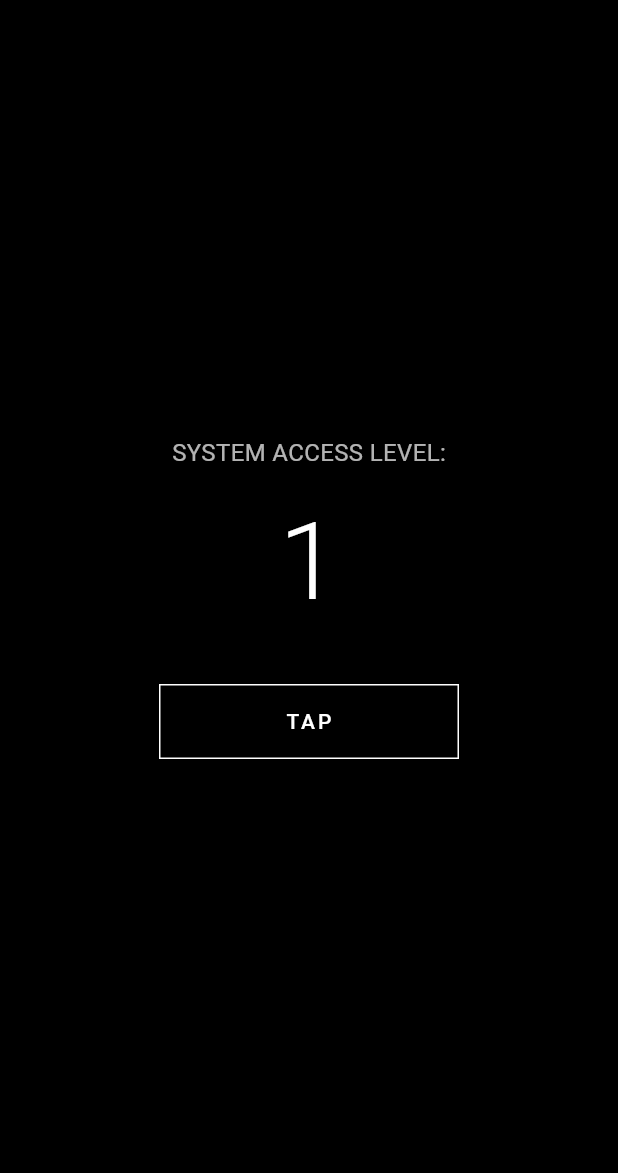
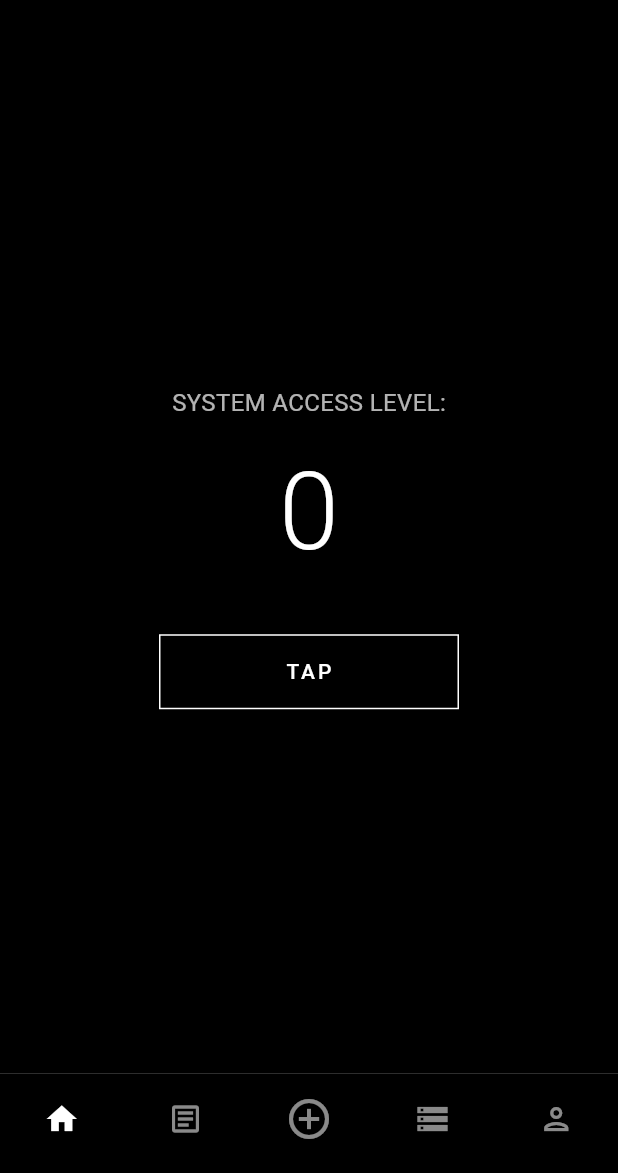
Before and after one commit to festW099/AFEM, a Flutter app: the screen it shows after launch, after a tap on "TAP", on a phone screen of 412 x 824 dp, the part 63-1236 px from its top. Run offline on Flutter 3.47's test engine with Material 3 defaults, Android fonts, the phone set to English and light mode, and no system bars.

Commit message:
add simple bar

```diff
--- /dev/null
+++ b/lib/home.dart
@@ -0,0 +1,51 @@
+import 'package:flutter/material.dart';
+
+class HomeScreen extends StatelessWidget {
+  const HomeScreen({super.key});
+
+  @override
+  Widget build(BuildContext context) {
+    return Center(
+      child: Column(
+        mainAxisAlignment: MainAxisAlignment.center,
+        children: <Widget>[
+          const Text(
+            'SYSTEM ACCESS LEVEL:',
+            style: TextStyle(color: Colors.white70, fontSize: 16),
+          ),
+          const SizedBox(height: 10),
+          Text(
+            '0',
+            style: const TextStyle(
+              color: Colors.white,
+              fontSize: 72,
+              fontWeight: FontWeight.w300,
+            ),
+          ),
+          const SizedBox(height: 30),
+          SizedBox(
+            width: 200,
+            child: ElevatedButton(
+              onPressed: () {},
+              style: ElevatedButton.styleFrom(
+                backgroundColor: Colors.transparent,
+                side: const BorderSide(color: Colors.white, width: 1),
+                shape: RoundedRectangleBorder(
+                  borderRadius: BorderRadius.circular(0),
+                ),
+                padding: const EdgeInsets.symmetric(vertical: 15),
+              ),
+              child: const Text(
+                'TAP',
+                style: TextStyle(
+                  color: Colors.white,
+                  letterSpacing: 2,
+                ),
+              ),
+            ),
+          ),
+        ],
+      ),
+    );
+  }
+}
--- a/lib/loading.dart
+++ b/lib/loading.dart
@@ -99,7 +99,7 @@ class _SplashScreenState extends State<SplashScreen>
             ),
           ),
 
-          // Хакерская сетка
+          // Cетка
           Positioned.fill(
             child: AnimatedBuilder(
               animation: _controller,
--- a/lib/main.dart
+++ b/lib/main.dart
@@ -1,5 +1,10 @@
 import 'package:flutter/material.dart';
 import 'loading.dart';
+import 'home.dart';
+import 'news.dart';
+import 'add.dart';
+import 'base.dart';
+import 'profile.dart';
 
 void main() {
   runApp(const MyApp());
@@ -21,28 +26,30 @@ class MyApp extends StatelessWidget {
       ),
       home: const SplashScreen(),
       routes: {
-        '/home': (context) => const MyHomePage(title: 'dDNA CORE'),
+        '/home': (context) => const MainScreen(title: 'dDNA CORE'),
       },
     );
   }
 }
 
-class MyHomePage extends StatefulWidget {
-  const MyHomePage({super.key, required this.title});
+class MainScreen extends StatefulWidget {
+  const MainScreen({super.key, required this.title});
   final String title;
 
   @override
-  State<MyHomePage> createState() => _MyHomePageState();
+  State<MainScreen> createState() => _MainScreenState();
 }
 
-class _MyHomePageState extends State<MyHomePage> {
-  int _counter = 0;
+class _MainScreenState extends State<MainScreen> {
+  int _currentIndex = 0;
 
-  void _incrementCounter() {
-    setState(() {
-      _counter++;
-    });
-  }
+  final List<Widget> _screens = [
+    const HomeScreen(),
+    const NewsScreen(),
+    const AddScreen(),
+    const DatabaseScreen(),
+    const ProfileScreen(),
+  ];
 
   @override
   Widget build(BuildContext context) {
@@ -60,44 +67,45 @@ class _MyHomePageState extends State<MyHomePage> {
         ),
         iconTheme: const IconThemeData(color: Colors.white),
       ),
-      body: Center(
-        child: Column(
-          mainAxisAlignment: MainAxisAlignment.center,
-          children: <Widget>[
-            const Text(
-              'SYSTEM ACCESS LEVEL:',
-              style: TextStyle(color: Colors.white70, fontSize: 16),
+      body: _screens[_currentIndex],
+      bottomNavigationBar: Container(
+        decoration: const BoxDecoration(
+          border: Border(top: BorderSide(color: Colors.white24, width: 0.5)),
+        ),
+        child: BottomNavigationBar(
+          currentIndex: _currentIndex,
+          onTap: (index) => setState(() => _currentIndex = index),
+          type: BottomNavigationBarType.fixed,
+          backgroundColor: Colors.black,
+          selectedItemColor: Colors.white,
+          unselectedItemColor: Colors.white54,
+          showSelectedLabels: false,
+          showUnselectedLabels: false,
+          items: const [
+            BottomNavigationBarItem(
+              icon: Icon(Icons.home_outlined),
+              activeIcon: Icon(Icons.home),
+              label: 'Home',
             ),
-            const SizedBox(height: 10),
-            Text(
-              '$_counter',
-              style: const TextStyle(
-                color: Colors.white,
-                fontSize: 72,
-                fontWeight: FontWeight.w300,
-              ),
+            BottomNavigationBarItem(
+              icon: Icon(Icons.article_outlined),
+              activeIcon: Icon(Icons.article),
+              label: 'News',
             ),
-            const SizedBox(height: 30),
-            SizedBox(
-              width: 200,
-              child: ElevatedButton(
-                onPressed: _incrementCounter,
-                style: ElevatedButton.styleFrom(
-                  backgroundColor: Colors.transparent,
-                  side: const BorderSide(color: Colors.white, width: 1),
-                  shape: RoundedRectangleBorder(
-                    borderRadius: BorderRadius.circular(0),
-                  ),
-                  padding: const EdgeInsets.symmetric(vertical: 15),
-                ),
-                child: const Text(
-                  'TAP',
-                  style: TextStyle(
-                    color: Colors.white,
-                    letterSpacing: 2,
-                  ),
-                ),
-              ),
+            BottomNavigationBarItem(
+              icon: Icon(Icons.add_circle_outline, size: 32),
+              activeIcon: Icon(Icons.add_circle, size: 32),
+              label: 'Add',
+            ),
+            BottomNavigationBarItem(
+              icon: Icon(Icons.storage_outlined),
+              activeIcon: Icon(Icons.storage),
+              label: 'Database',
+            ),
+            BottomNavigationBarItem(
+              icon: Icon(Icons.person_outlined),
+              activeIcon: Icon(Icons.person),
+              label: 'Profile',
             ),
           ],
         ),
```
Also changed, not shown: lib/add.dart (added, +15 -0 lines), lib/base.dart (added, +15 -0 lines), lib/news.dart (added, +15 -0 lines), lib/profile.dart (added, +15 -0 lines).
